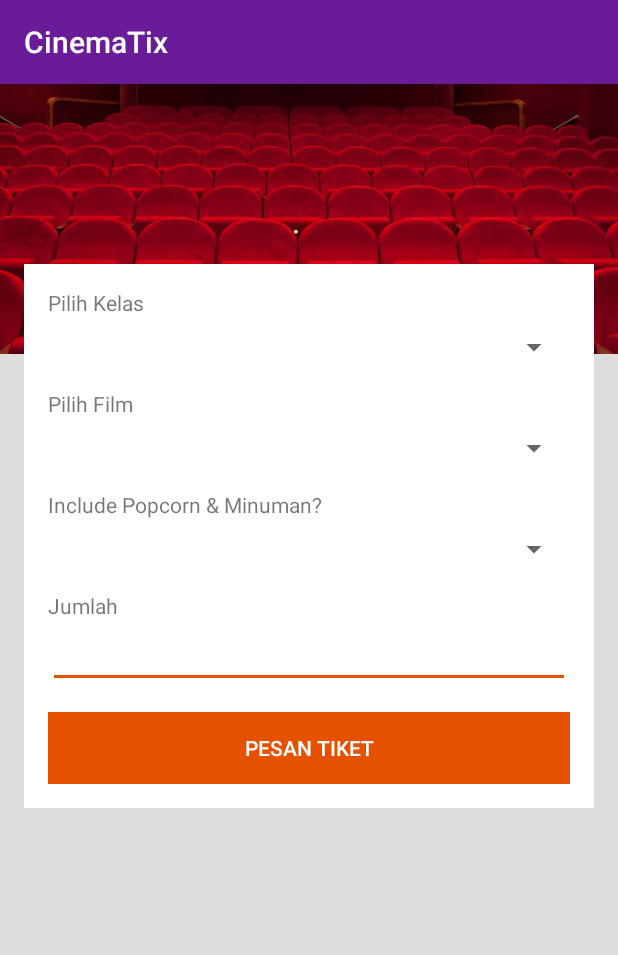
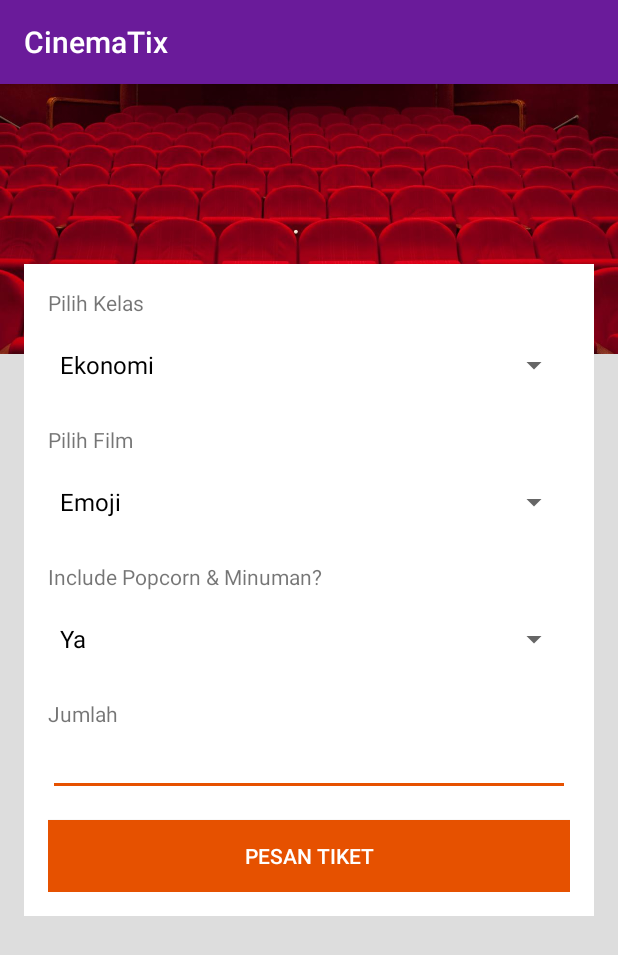
Before and after one commit to wdharmana/CinemaTix, an Android app: the screen it shows after launch (MainActivity), on a phone screen of 412 x 824 dp. Shown: the top 955 px of the screen. Run offline under Robolectric (Android 15) with nearby library versions, the phone set to English and light mode, and no system bars.

```diff
--- a/app/src/main/java/com/android/cinematix/MainActivity.java
+++ b/app/src/main/java/com/android/cinematix/MainActivity.java
@@ -4,9 +4,15 @@ import android.content.Intent;
 import android.os.Bundle;
 import android.support.v7.app.AppCompatActivity;
 import android.view.View;
+import android.widget.AdapterView;
+import android.widget.ArrayAdapter;
 import android.widget.Button;
+import android.widget.Spinner;
 
-public class MainActivity extends AppCompatActivity {
+import java.util.ArrayList;
+import java.util.List;
+
+public class MainActivity extends AppCompatActivity implements AdapterView.OnItemSelectedListener {
 
     Button btnBook;
 
@@ -14,6 +20,55 @@ public class MainActivity extends AppCompatActivity {
     protected void onCreate(Bundle savedInstanceState) {
         super.onCreate(savedInstanceState);
         setContentView(R.layout.activity_main);
+
+        // Spinner Element
+        Spinner spClass = (Spinner) findViewById(R.id.sp_class);
+        Spinner spFilm = (Spinner) findViewById(R.id.sp_movie);
+        Spinner spAdditional = (Spinner) findViewById(R.id.sp_additional);
+
+        // Spinner click listener
+        spClass.setOnItemSelectedListener(this);
+        spFilm.setOnItemSelectedListener(this);
+        spAdditional.setOnItemSelectedListener(this);
+
+        // Spinner Dropdown elements
+        List<String> classCinematix = new ArrayList<String>();
+        classCinematix.add("Ekonomi");
+        classCinematix.add("Regular");
+        classCinematix.add("Eksekutif");
+
+        List<String> filmCinematix = new ArrayList<String>();
+        filmCinematix.add("Emoji");
+        filmCinematix.add("Star Wars: The last Jedi");
+        filmCinematix.add("Rumah Pengabdi Setan?");
+        filmCinematix.add("Interstellar");
+        filmCinematix.add("Blade Runner 2049");
+        filmCinematix.add("Thor: Ragnarok");
+        filmCinematix.add("Pokemon: I Choose You");
+        filmCinematix.add("Happy Death Day");
+        filmCinematix.add("IT!");
+        filmCinematix.add("Guardians Of Galaxy. Volume 2");
+
+        List<String> additionalCinematix = new ArrayList<String>();
+        additionalCinematix.add("Ya");
+        additionalCinematix.add("Tidak");
+
+
+        // Creating adapter for spinner
+        ArrayAdapter<String> classCinematixAdapter = new ArrayAdapter<String>(this, R.layout.support_simple_spinner_dropdown_item, classCinematix);
+        ArrayAdapter<String> filmCinematixAdapter = new ArrayAdapter<String>(this, R.layout.support_simple_spinner_dropdown_item, filmCinematix);
+        ArrayAdapter<String> additionalCinematixAdapter = new ArrayAdapter<String>(this, R.layout.support_simple_spinner_dropdown_item, additionalCinematix);
+
+
+        // Drop down layout style - list view with radio button
+        classCinematixAdapter.setDropDownViewResource(R.layout.support_simple_spinner_dropdown_item);
+        filmCinematixAdapter.setDropDownViewResource(R.layout.support_simple_spinner_dropdown_item);
+        additionalCinematixAdapter.setDropDownViewResource(R.layout.support_simple_spinner_dropdown_item);
+
+        // Attaching data adapter to spinner
+        spClass.setAdapter(classCinematixAdapter);
+        spFilm.setAdapter(filmCinematixAdapter);
+        spAdditional.setAdapter(additionalCinematixAdapter);
 
         btnBook = (Button) findViewById(R.id.btn_book);
         btnBook.setOnClickListener(new View.OnClickListener() {
@@ -25,4 +80,13 @@ public class MainActivity extends AppCompatActivity {
         });
 
     }
+
+    @Override
+    public void onItemSelected(AdapterView<?> parent, View view, int position, long id) {
+    }
+
+    @Override
+    public void onNothingSelected(AdapterView<?> parent) {
+
+    }
 }
```
